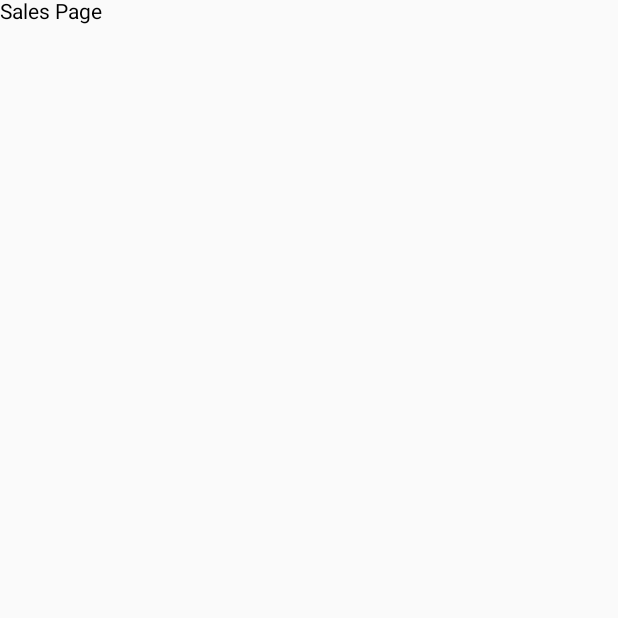
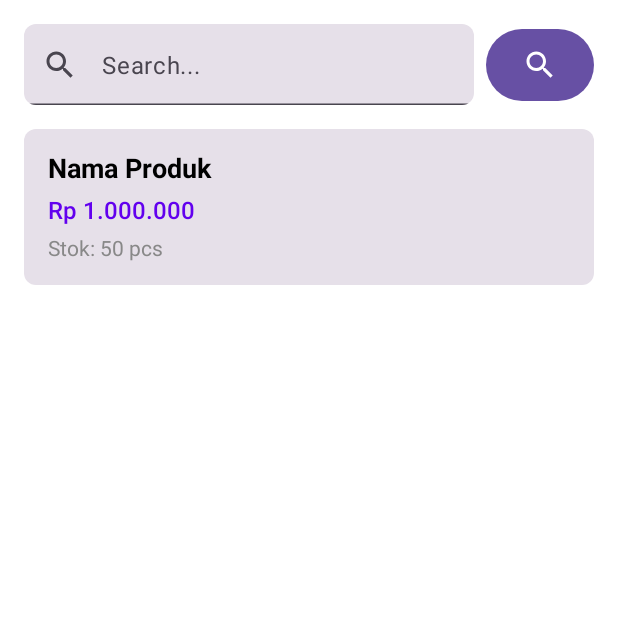
Before and after one commit to hendrapaiton/ranpur, an Android app built with Jetpack Compose: the screen it shows after launch (MainActivity), on a phone screen of 412 x 824 dp, the top half of it. Before the commit the part shown is almost empty. Run offline under Robolectric (Android 15) with nearby library versions, the light colour scheme and no system bars.

Commit message:
Implement Sales Page UI with Search and Product Card
This commit implements the sales page layout using Jetpack Compose.
-   `SalesPage.kt` is updated to implement the sales page.
-   Adds a search field using `TextField` with a search icon.
-   Adds a "Search" button next to the search field using the `Button` composable.
-   Implements product card design using `Card` composable with the display of product Name, price, and stock.
-   Uses `Row` and `Column` for structuring layout and `Spacer` for spacing.
-   Adds `SalesPagePreview` function for previewing the sales screen layout.
- Uses `Icon` and  `Icons.Default.Search` for search icon.
- The layout uses `fillMaxWidth`, `weight`, `height`, `padding` modifier.
- Uses `RoundedCornerShape` to add corner to `TextField` and `Card`.
- Uses `Color`, `fontWeight`, and `fontSize` to enhance the visual aspect.

```diff
--- a/app/src/main/java/cloud/hendra/ranpur/ui/screen/SalesPage.kt
+++ b/app/src/main/java/cloud/hendra/ranpur/ui/screen/SalesPage.kt
@@ -1,9 +1,124 @@
 package cloud.hendra.ranpur.ui.screen
 
+import android.widget.Button
+import androidx.compose.foundation.Image
+import androidx.compose.foundation.background
+import androidx.compose.foundation.layout.Column
+import androidx.compose.foundation.layout.Row
+import androidx.compose.foundation.layout.Spacer
+import androidx.compose.foundation.layout.fillMaxSize
+import androidx.compose.foundation.layout.fillMaxWidth
+import androidx.compose.foundation.layout.height
+import androidx.compose.foundation.layout.padding
+import androidx.compose.foundation.layout.width
+import androidx.compose.foundation.shape.RoundedCornerShape
+import androidx.compose.material.icons.Icons
+import androidx.compose.material.icons.filled.Search
+import androidx.compose.material.icons.filled.ShoppingCart
+import androidx.compose.material3.Button
+import androidx.compose.material3.ButtonDefaults
+import androidx.compose.material3.Card
+import androidx.compose.material3.Icon
+import androidx.compose.material3.IconButton
 import androidx.compose.material3.Text
+import androidx.compose.material3.TextField
+import androidx.compose.material3.TextFieldDefaults
+import androidx.compose.material3.TopAppBar
 import androidx.compose.runtime.Composable
+import androidx.compose.ui.Alignment
+import androidx.compose.ui.Modifier
+import androidx.compose.ui.draw.clip
+import androidx.compose.ui.graphics.Color
+import androidx.compose.ui.text.font.FontWeight
+import androidx.compose.ui.tooling.preview.Preview
+import androidx.compose.ui.unit.dp
+import androidx.compose.ui.unit.sp
 
 @Composable
 fun SalesPage() {
-    Text(text = "Sales Page")
+    Column(
+        modifier = Modifier
+            .fillMaxSize()
+            .background(Color.White)
+    ) {
+        Row(
+            modifier = Modifier
+                .padding(16.dp)
+                .fillMaxWidth(),
+            verticalAlignment = Alignment.CenterVertically
+        ) {
+            TextField(
+                value = "",
+                onValueChange = {},
+                modifier = Modifier
+                    .weight(1f)
+                    .height(54.dp)
+                    .clip(RoundedCornerShape(8.dp)),
+                placeholder = { Text("Search...") },
+                leadingIcon = {
+                    Icon(
+                        imageVector = Icons.Default.Search,
+                        contentDescription = "Search"
+                    )
+                },
+            )
+
+            Spacer(modifier = Modifier.width(8.dp))
+
+            Button(
+                onClick = { /* Handle search */ },
+                modifier = Modifier.height(48.dp),
+            ) {
+                Icon(
+                    imageVector = Icons.Default.Search,
+                    contentDescription = "Search Button"
+                )
+            }
+        }
+
+        Card (
+            modifier = Modifier
+                .padding(horizontal = 16.dp)
+                .fillMaxWidth(),
+            shape = RoundedCornerShape(8.dp)
+        ) {
+            Row(
+                modifier = Modifier.padding(16.dp)
+            ) {
+                Column(
+                    modifier = Modifier.weight(1f)
+                ) {
+                    Text(
+                        text = "Nama Produk",
+                        fontSize = 18.sp,
+                        fontWeight = FontWeight.Bold,
+                        color = Color.Black
+                    )
+
+                    Spacer(modifier = Modifier.height(8.dp))
+
+                    Text(
+                        text = "Rp 1.000.000",
+                        fontSize = 16.sp,
+                        color = Color(0xFF6200EE),
+                        fontWeight = FontWeight.Medium
+                    )
+
+                    Spacer(modifier = Modifier.height(8.dp))
+
+                    Text(
+                        text = "Stok: 50 pcs",
+                        fontSize = 14.sp,
+                        color = Color.Gray
+                    )
+                }
+            }
+        }
+    }
 }
+
+@Preview(showBackground = true)
+@Composable
+fun SalesPagePreview() {
+    SalesPage()
+}
```
